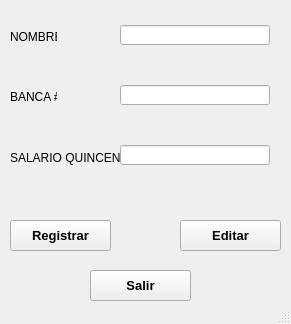
Qt form MiniNomina/FrmDesign/Empleados.ui (CodeDrTech/DevelopPython) before a commit.
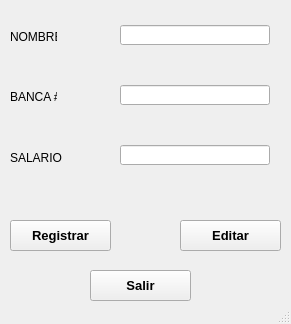
The same form after that commit. Icons and pictures are not drawn.

```diff
--- a/MiniNomina/FrmDesign/Empleados.ui
+++ b/MiniNomina/FrmDesign/Empleados.ui
@@ -113,7 +113,7 @@
      </rect>
     </property>
     <property name="text">
-     <string>SALARIO QUINCENAL</string>
+     <string>SALARIO</string>
     </property>
    </widget>
    <widget class="QLineEdit" name="txtNombre">
```
